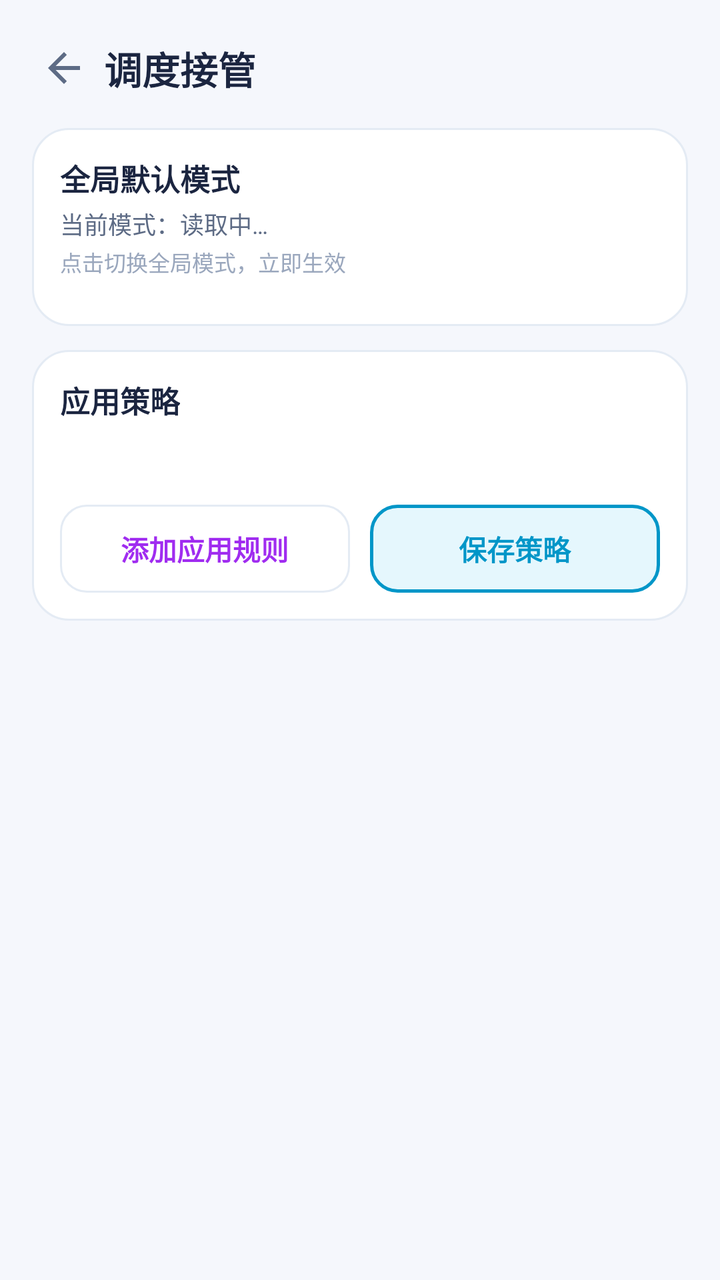
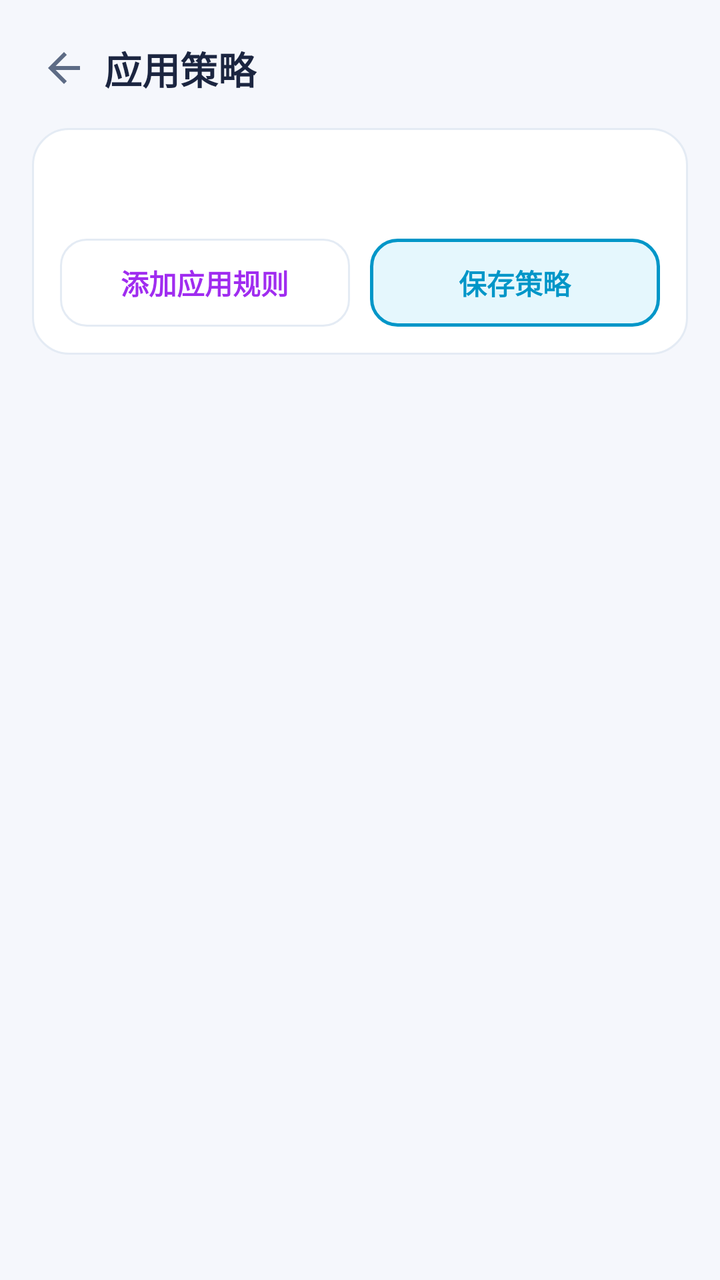

An Android layout rendered at two revisions. The XML below is the earlier revision; the diff shows what the commit changed to produce the second picture.
<!-- AndroidManifest.xml: application theme AppTheme -->
<!-- res/layout/activity_mode.xml -->
<?xml version="1.0" encoding="utf-8"?>
<LinearLayout xmlns:android="http://schemas.android.com/apk/res/android"
    android:layout_width="match_parent"
    android:layout_height="match_parent"
    android:orientation="vertical">

    
    <LinearLayout
        android:layout_width="match_parent"
        android:layout_height="wrap_content"
        android:orientation="horizontal"
        android:gravity="center_vertical"
        android:paddingStart="12dp"
        android:paddingEnd="20dp"
        android:paddingTop="14dp"
        android:paddingBottom="10dp">

        <ImageView
            android:id="@+id/btnBack"
            android:layout_width="40dp"
            android:layout_height="40dp"
            android:padding="8dp"
            android:src="@drawable/ic_back"
            android:background="?android:attr/selectableItemBackgroundBorderless"
            android:contentDescription="返回" />

        <TextView
            android:layout_width="0dp"
            android:layout_height="wrap_content"
            android:layout_weight="1"
            android:text="调度接管"
            android:textColor="@color/textPrimary"
            android:textSize="19sp"
            android:textStyle="bold" />
    </LinearLayout>

    <ScrollView
        android:layout_width="match_parent"
        android:layout_height="match_parent"
        android:scrollbars="none"
        android:overScrollMode="never">

        <LinearLayout
            android:layout_width="match_parent"
            android:layout_height="wrap_content"
            android:orientation="vertical"
            android:paddingStart="16dp"
            android:paddingEnd="16dp"
            android:paddingBottom="28dp">

            
            <LinearLayout
                android:layout_width="match_parent"
                android:layout_height="wrap_content"
                android:orientation="vertical"
                android:background="@drawable/bg_card"
                android:padding="14dp">

                <TextView
                    android:layout_width="wrap_content"
                    android:layout_height="wrap_content"
                    android:text="全局默认模式"
                    android:textColor="@color/textPrimary"
                    android:textSize="15sp"
                    android:textStyle="bold" />

                <TextView
                    android:id="@+id/curModeView"
                    android:layout_width="wrap_content"
                    android:layout_height="wrap_content"
                    android:layout_marginTop="3dp"
                    android:text="当前模式：读取中…"
                    android:textColor="@color/textSecondary"
                    android:textSize="12sp" />

                <TextView
                    android:layout_width="wrap_content"
                    android:layout_height="wrap_content"
                    android:layout_marginTop="2dp"
                    android:text="点击切换全局模式，立即生效"
                    android:textColor="@color/textDim"
                    android:textSize="11sp" />

                <LinearLayout
                    android:id="@+id/modeBox"
                    android:layout_width="match_parent"
                    android:layout_height="wrap_content"
                    android:layout_marginTop="10dp"
                    android:orientation="vertical" />
            </LinearLayout>

            
            <LinearLayout
                android:layout_width="match_parent"
                android:layout_height="wrap_content"
                android:layout_marginTop="12dp"
                android:orientation="vertical"
                android:background="@drawable/bg_card"
                android:padding="14dp">

                <TextView
                    android:layout_width="wrap_content"
                    android:layout_height="wrap_content"
                    android:text="应用策略"
                    android:textColor="@color/textPrimary"
                    android:textSize="15sp"
                    android:textStyle="bold" />

                <TextView
                    android:id="@+id/ruleHint"
                    android:layout_width="wrap_content"
                    android:layout_height="wrap_content"
                    android:layout_marginTop="3dp"
                    android:text=""
                    android:textColor="@color/textSecondary"
                    android:textSize="12sp" />

                <LinearLayout
                    android:id="@+id/ruleBox"
                    android:layout_width="match_parent"
                    android:layout_height="wrap_content"
                    android:layout_marginTop="10dp"
                    android:orientation="vertical" />

                <LinearLayout
                    android:layout_width="match_parent"
                    android:layout_height="wrap_content"
                    android:layout_marginTop="12dp"
                    android:orientation="horizontal">

                    <TextView
                        android:id="@+id/addRuleBtn"
                        android:layout_width="0dp"
                        android:layout_height="44dp"
                        android:layout_weight="1"
                        android:gravity="center"
                        android:background="@drawable/bg_tab"
                        android:text="添加应用规则"
                        android:textColor="@color/magenta"
                        android:textSize="14sp"
                        android:textStyle="bold" />

                    <View
                        android:layout_width="10dp"
                        android:layout_height="1dp" />

                    <TextView
                        android:id="@+id/saveRuleBtn"
                        android:layout_width="0dp"
                        android:layout_height="44dp"
                        android:layout_weight="1"
                        android:gravity="center"
                        android:background="@drawable/bg_tab_sel"
                        android:text="保存策略"
                        android:textColor="@color/accent"
                        android:textSize="14sp"
                        android:textStyle="bold" />
                </LinearLayout>
            </LinearLayout>
        </LinearLayout>
    </ScrollView>
</LinearLayout>
<!-- resources referenced by this layout -->
<resources>
  <color name="accent">#0096C8</color>
  <color name="magenta">#A02CF0</color>
  <color name="textDim">#9AA7BD</color>
  <color name="textPrimary">#1B2540</color>
  <color name="textSecondary">#5D6B85</color>
  <!-- drawable bg_card (drawable) -->
  <?xml version="1.0" encoding="utf-8"?>
  <shape xmlns:android="http://schemas.android.com/apk/res/android">
      <solid android:color="@color/bgCard" />
      <corners android:radius="18dp" />
      <stroke android:width="1dp" android:color="@color/bgCardStroke" />
  </shape>
  <!-- drawable bg_tab (drawable) -->
  <?xml version="1.0" encoding="utf-8"?>
  <shape xmlns:android="http://schemas.android.com/apk/res/android">
      <solid android:color="@color/bgCard" />
      <corners android:radius="13dp" />
      <stroke android:width="1dp" android:color="@color/bgCardStroke" />
  </shape>
  <!-- drawable bg_tab_sel (drawable) -->
  <?xml version="1.0" encoding="utf-8"?>
  <shape xmlns:android="http://schemas.android.com/apk/res/android">
      <solid android:color="@color/accentSoft" />
      <corners android:radius="13dp" />
      <stroke android:width="1.5dp" android:color="@color/accent" />
  </shape>
  <!-- drawable ic_back (drawable) -->
  <?xml version="1.0" encoding="utf-8"?>
  <vector xmlns:android="http://schemas.android.com/apk/res/android"
      android:width="24dp" android:height="24dp"
      android:viewportWidth="24" android:viewportHeight="24">
      <path android:fillColor="#5D6B85"
          android:pathData="M20,11H7.83l5.59,-5.59L12,4l-8,8 8,8 1.41,-1.41L7.83,13H20v-2z" />
  </vector>
  <style name="AppTheme" parent="android:Theme.Material.Light.NoActionBar">
          <item name="android:windowBackground">@color/bg</item>
          <item name="android:colorPrimary">@color/accent</item>
          <item name="android:colorAccent">@color/accent</item>
          <item name="android:statusBarColor">@color/bg</item>
          <item name="android:navigationBarColor">@color/bg</item>
          <item name="android:windowLightStatusBar">true</item>
          <item name="android:colorControlActivated">@color/accent</item>
          <item name="android:colorControlNormal">@color/textDim</item>
      </style>
  <color name="bgCard">#FFFFFF</color>
  <color name="bgCardStroke">#E4EBF4</color>
  <color name="accentSoft">#E5F7FD</color>
  <color name="bg">#F5F7FC</color>
</resources>

<!-- the commit's change to res/layout/activity_mode.xml (unified diff, before → after) -->
@@ -28,7 +28,7 @@
             android:layout_width="0dp"
             android:layout_height="wrap_content"
             android:layout_weight="1"
-            android:text="调度接管"
+            android:text="应用策略"
             android:textColor="@color/textPrimary"
             android:textSize="19sp"
             android:textStyle="bold" />
@@ -55,56 +55,6 @@
                 android:orientation="vertical"
                 android:background="@drawable/bg_card"
                 android:padding="14dp">
-
-                <TextView
-                    android:layout_width="wrap_content"
-                    android:layout_height="wrap_content"
-                    android:text="全局默认模式"
-                    android:textColor="@color/textPrimary"
-                    android:textSize="15sp"
-                    android:textStyle="bold" />
-
-                <TextView
-                    android:id="@+id/curModeView"
-                    android:layout_width="wrap_content"
-                    android:layout_height="wrap_content"
-                    android:layout_marginTop="3dp"
-                    android:text="当前模式：读取中…"
-                    android:textColor="@color/textSecondary"
-                    android:textSize="12sp" />
-
-                <TextView
-                    android:layout_width="wrap_content"
-                    android:layout_height="wrap_content"
-                    android:layout_marginTop="2dp"
-                    android:text="点击切换全局模式，立即生效"
-                    android:textColor="@color/textDim"
-                    android:textSize="11sp" />
-
-                <LinearLayout
-                    android:id="@+id/modeBox"
-                    android:layout_width="match_parent"
-                    android:layout_height="wrap_content"
-                    android:layout_marginTop="10dp"
-                    android:orientation="vertical" />
-            </LinearLayout>
-
-            
-            <LinearLayout
-                android:layout_width="match_parent"
-                android:layout_height="wrap_content"
-                android:layout_marginTop="12dp"
-                android:orientation="vertical"
-                android:background="@drawable/bg_card"
-                android:padding="14dp">
-
-                <TextView
-                    android:layout_width="wrap_content"
-                    android:layout_height="wrap_content"
-                    android:text="应用策略"
-                    android:textColor="@color/textPrimary"
-                    android:textSize="15sp"
-                    android:textStyle="bold" />
 
                 <TextView
                     android:id="@+id/ruleHint"
